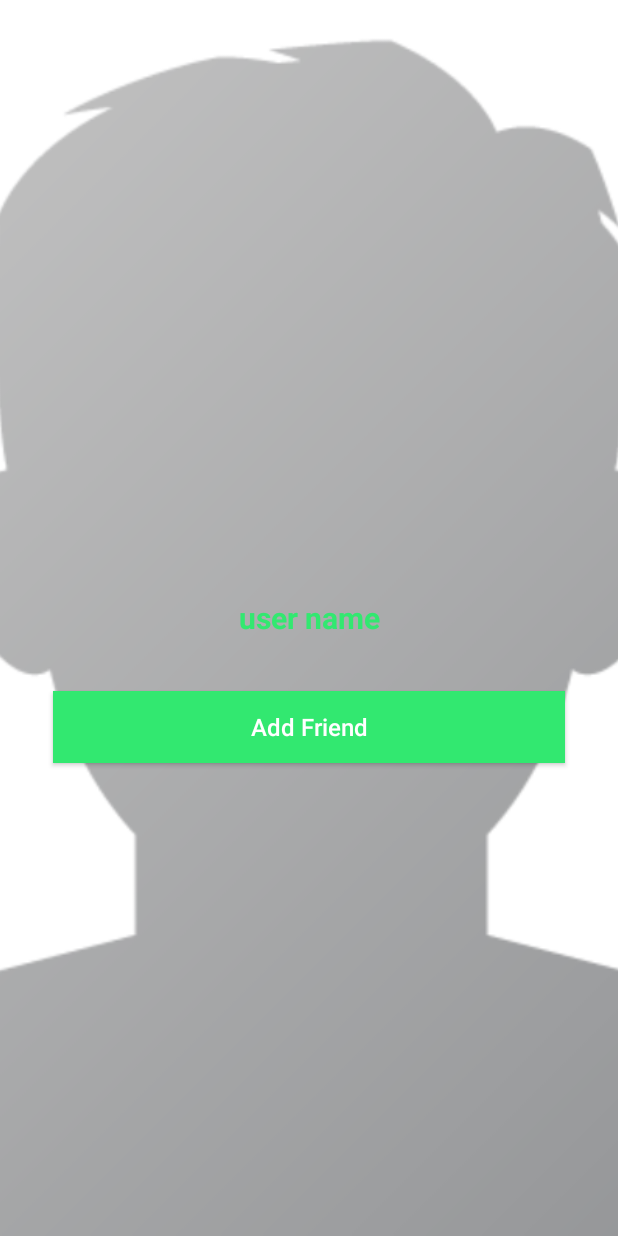
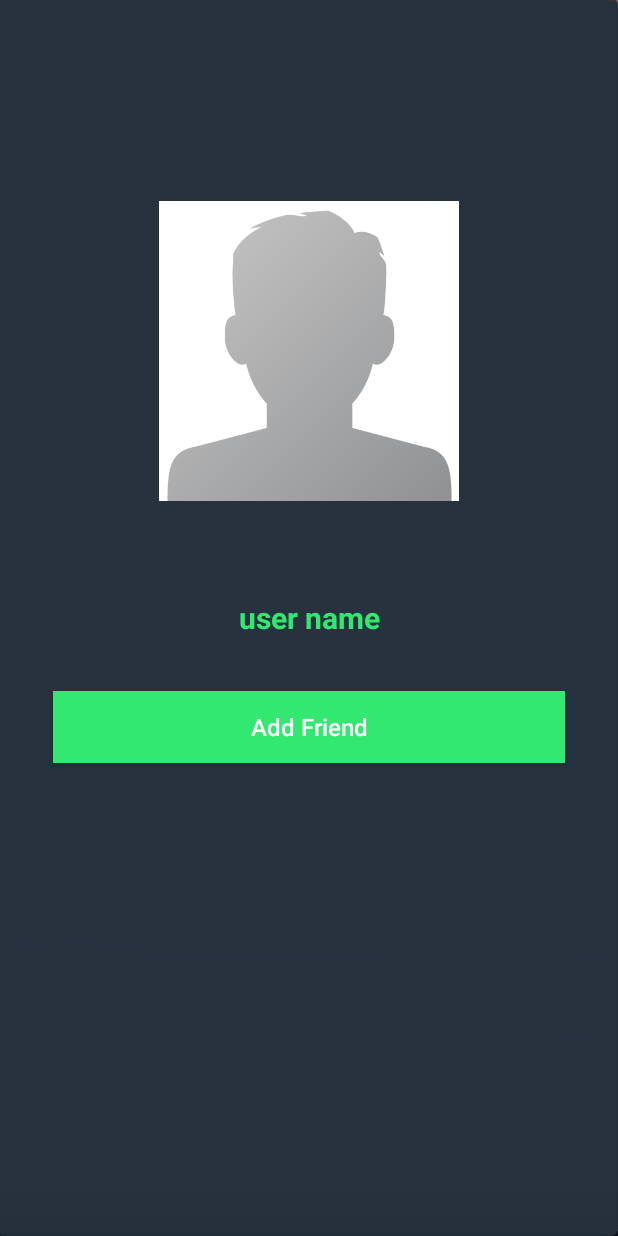
Before and after one commit to TalekC-137/chatApp, an Android app: the layout activity_profile.xml on its own in the app's theme, with its tools: preview values and no code run, on a phone screen of 412 x 824 dp. Run offline under Robolectric (Android 15) with nearby library versions, the phone set to English and light mode, and no system bars.

Commit message:
design fix2

```diff
--- a/app/src/main/res/layout/activity_profile.xml
+++ b/app/src/main/res/layout/activity_profile.xml
@@ -4,15 +4,19 @@
     xmlns:tools="http://schemas.android.com/tools"
     android:layout_width="match_parent"
     android:layout_height="match_parent"
+    android:background="@drawable/back"
     tools:context=".Profile">
 
     <ImageView
         android:id="@+id/background_profile_view"
-        android:layout_width="match_parent"
-        android:layout_height="match_parent"
-        android:src="@drawable/profile_image"
+        android:layout_centerHorizontal="true"
+        android:layout_marginTop="75dp"
+        android:layout_above="@+id/name_profile"
+        android:layout_marginBottom="64dp"
+        android:layout_width="200dp"
+        android:layout_height="200dp"
         android:scaleType="centerCrop"
-        ></ImageView>
+        android:src="@drawable/profile_image"></ImageView>
 
     <TextView
         android:id="@+id/name_profile"
```
